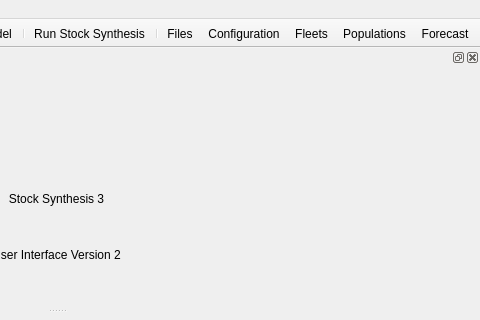
Before: the Qt Designer form src/mainwindow.ui in nmfs-ost/ss3-ssi, drawn with Qt 5; both pictures show x 367 to 847 and y 0 to 320 of the 847 by 646 pixel window.
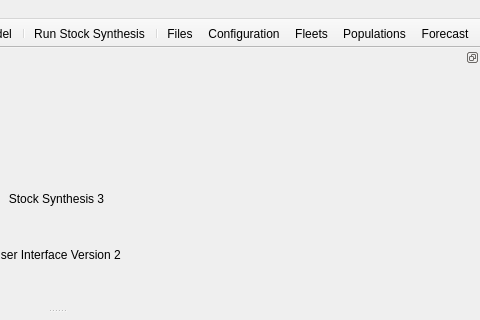
After: the same form once the commit is applied. Icons and pictures are not drawn.

The edit to the form file:
```diff
--- a/src/mainwindow.ui
+++ b/src/mainwindow.ui
@@ -345,6 +345,9 @@
    <property name="floating">
     <bool>true</bool>
    </property>
+   <property name="features">
+    <set>QDockWidget::DockWidgetFloatable|QDockWidget::DockWidgetMovable</set>
+   </property>
    <property name="allowedAreas">
     <set>Qt::TopDockWidgetArea</set>
    </property>
```
Left out of the diff: 5 changed lines with no effect on the pictures.
